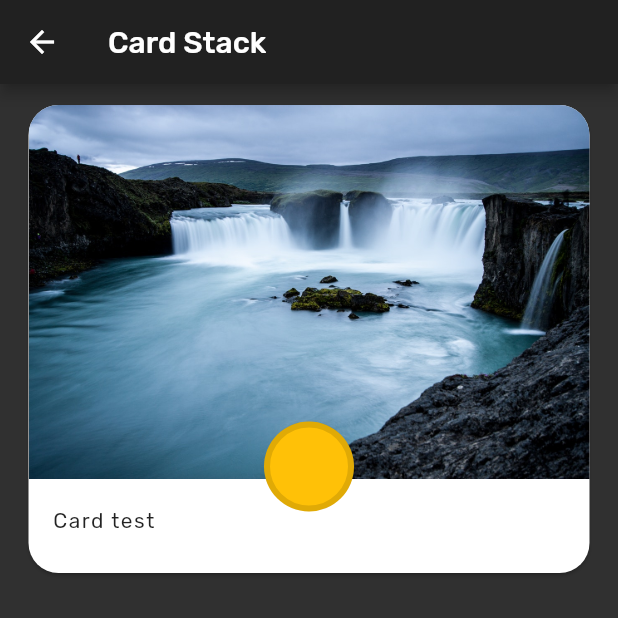
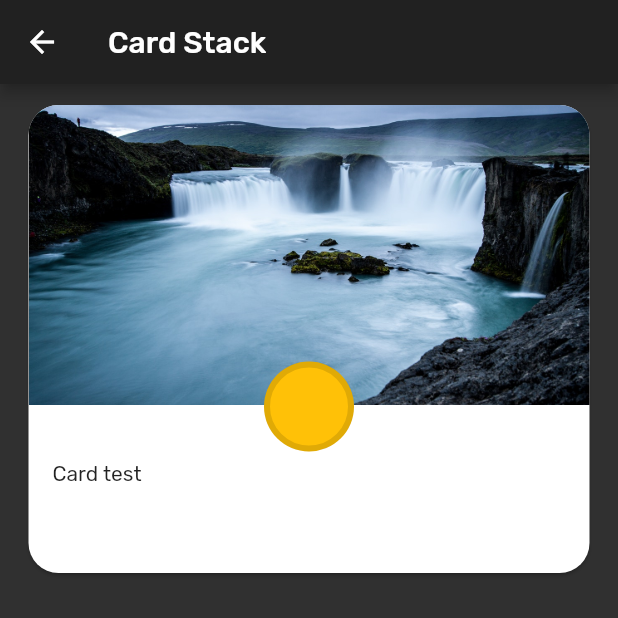
Before and after one commit to 72/Learning-Flutter, a Flutter app: the CardStackPage screen opened directly, on a phone screen of 412 x 824 dp, the top half of it. Run offline on Flutter 3.47's test engine with Material 2 defaults, Android fonts, the phone set to English and light mode, and no system bars.

Commit message:
Updating Card Stack

```diff
--- a/test_ui/lib/card_stack_page.dart
+++ b/test_ui/lib/card_stack_page.dart
@@ -35,18 +35,27 @@ class MainCardUI extends StatelessWidget {
 				shape: RoundedRectangleBorder(borderRadius: BorderRadius.circular(20.0)),
 				color: Colors.white,
 				child: Column(children: <Widget>[
-					ClipRRect(
+					 ClipRRect(
 						borderRadius: BorderRadius.only(topLeft: Radius.circular(20.0), topRight: Radius.circular(20.0)),
-						child: Image.asset('assets/waterfall.jpg', fit: BoxFit.cover,)),
-					ListTile(
+						child: Container(
+							margin: EdgeInsets.only(left: 0.0, right: 0.0),
+							height: 200,
+							width: 600,
+							child: Image.asset('assets/waterfall.jpg', fit: BoxFit.fitWidth,),
+						),
+					),
+					Padding(
+						padding: const EdgeInsets.only(top: 18.0),
+						child: ListTile(
 						title: Text('Card test',
 						style: TextStyle(
 							color: Colors.black87,
 							fontSize: 14.0,
 							fontFamily: 'Rubik',
 							fontWeight: FontWeight.w400,
-							letterSpacing: 1.0,
+							// letterSpacing: 1.0,
 						)),
+						),
 					)
 				],)
 			),
@@ -60,7 +69,7 @@ class Badge extends StatelessWidget {
 		return Align(
 			alignment: Alignment.bottomCenter,
 			child: Container(
-				margin: EdgeInsets.only(bottom: 45.0),
+				margin: EdgeInsets.only(bottom: 85.0),
 				width: 60,
 				height: 60,
 				decoration: BoxDecoration(
```
